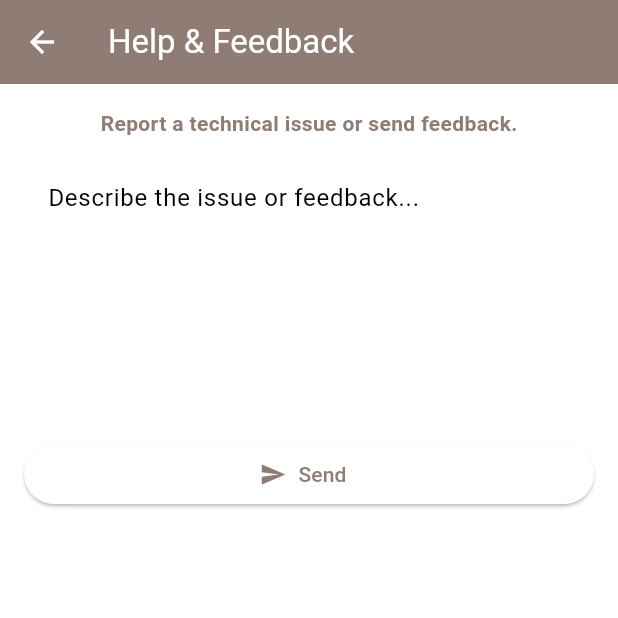
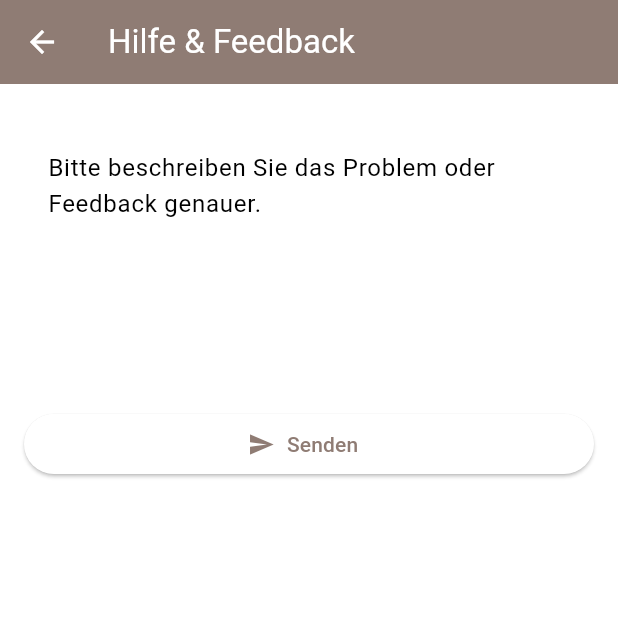
Before and after one commit to HydraHash/Aktivstall-Hochbuch, a Flutter app: the HelpScreen screen opened directly, on a phone screen of 412 x 824 dp, the top half of it. Run offline on Flutter 3.47's test engine with Material 3 defaults, Android fonts, the light colour scheme and no system bars; our stand-ins replace flutter_secure_storage, table_calendar; accounts and stored records are empty.

Commit message:
Changed to german

```diff
--- a/lib/screens/help_screen.dart
+++ b/lib/screens/help_screen.dart
@@ -18,7 +18,7 @@ class _HelpScreenState extends State<HelpScreen> {
   Future<void> _sendFeedback() async {
     final text = _controller.text.trim();
     if (text.isEmpty) {
-      ScaffoldMessenger.of(context).showSnackBar(const SnackBar(content: Text('Please enter a message')));
+      ScaffoldMessenger.of(context).showSnackBar(const SnackBar(content: Text('Bitte beschreiben Sie das Problem oder Feedback genauer.')));
       return;
     }
     setState(() => _sending = true);
@@ -35,7 +35,7 @@ class _HelpScreenState extends State<HelpScreen> {
       );
 
       if (res.statusCode == 200 || res.statusCode == 201) {
-        ScaffoldMessenger.of(context).showSnackBar(const SnackBar(content: Text('Feedback sent — thank you!')));
+        ScaffoldMessenger.of(context).showSnackBar(const SnackBar(content: Text('Feedback erfolgreich gesendet — Vielen Dank!')));
         _controller.clear();
       } else {
         // fallback: show success locally (if backend not present)
@@ -43,7 +43,7 @@ class _HelpScreenState extends State<HelpScreen> {
       }
     } catch (e) {
       // If backend not available, still provide local feedback
-      ScaffoldMessenger.of(context).showSnackBar(const SnackBar(content: Text('Failed to send feedback — try later')));
+      ScaffoldMessenger.of(context).showSnackBar(const SnackBar(content: Text('Feedback konnte nicht gesendet werden - bitte senden Sie uns eine Mail.')));
     } finally {
       setState(() => _sending = false);
     }
@@ -57,22 +57,18 @@ class _HelpScreenState extends State<HelpScreen> {
   @override
   Widget build(BuildContext context) {
     return Scaffold(
-      appBar: AppBar(title: const Text('Help & Feedback')),
+      appBar: AppBar(title: const Text('Hilfe & Feedback')),
       body: Padding(
         padding: const EdgeInsets.all(16.0),
         child: Column(
           children: [
-            Text(
-              'Report a technical issue or send feedback.',
-              style: TextStyle(color: Brand.primary, fontWeight: FontWeight.w600),
-            ),
             const SizedBox(height: 12),
             TextField(
               controller: _controller,
               maxLines: 6,
               decoration: const InputDecoration(
                 border: OutlineInputBorder(),
-                hintText: 'Describe the issue or feedback...',
+                hintText: 'Bitte beschreiben Sie das Problem oder Feedback genauer.',
               ),
             ),
             const SizedBox(height: 12),
@@ -82,7 +78,7 @@ class _HelpScreenState extends State<HelpScreen> {
                   child: ElevatedButton.icon(
                     onPressed: _sending ? null : _sendFeedback,
                     icon: _sending ? const SizedBox(width: 18, height: 18, child: CircularProgressIndicator(strokeWidth: 2, color: Colors.white)) : const Icon(Icons.send),
-                    label: const Text('Send'),
+                    label: const Text('Senden'),
                   ),
                 ),
               ],
```
